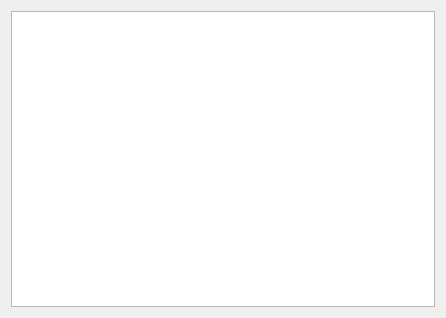
Before: the Qt Designer form Gui/widget.ui in xtuer/Qt, drawn with Qt 5.
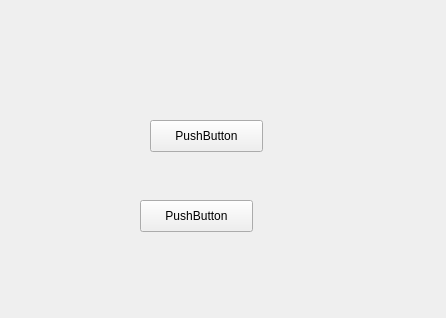
After: the same form once the commit is applied.

```diff
--- a/Gui/widget.ui
+++ b/Gui/widget.ui
@@ -14,15 +14,34 @@
    <string>Widget</string>
   </property>
   <property name="styleSheet">
-   <string notr="true">QLabel {
-	line-height: 50px;
-}</string>
+   <string notr="true"/>
   </property>
-  <layout class="QGridLayout" name="gridLayout">
-   <item row="0" column="0">
-    <widget class="QGraphicsView" name="graphicsView"/>
-   </item>
-  </layout>
+  <widget class="QPushButton" name="pushButton">
+   <property name="geometry">
+    <rect>
+     <x>150</x>
+     <y>120</y>
+     <width>113</width>
+     <height>32</height>
+    </rect>
+   </property>
+   <property name="text">
+    <string>PushButton</string>
+   </property>
+  </widget>
+  <widget class="QPushButton" name="pushButton_2">
+   <property name="geometry">
+    <rect>
+     <x>140</x>
+     <y>200</y>
+     <width>113</width>
+     <height>32</height>
+    </rect>
+   </property>
+   <property name="text">
+    <string>PushButton</string>
+   </property>
+  </widget>
  </widget>
  <layoutdefault spacing="6" margin="11"/>
  <resources/>
```
